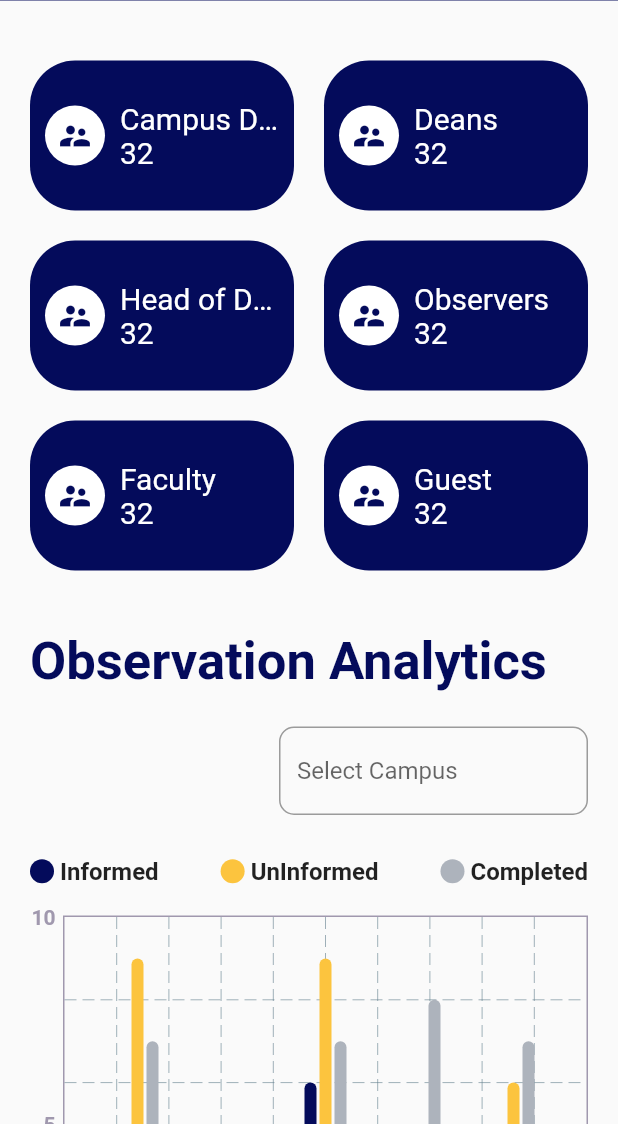
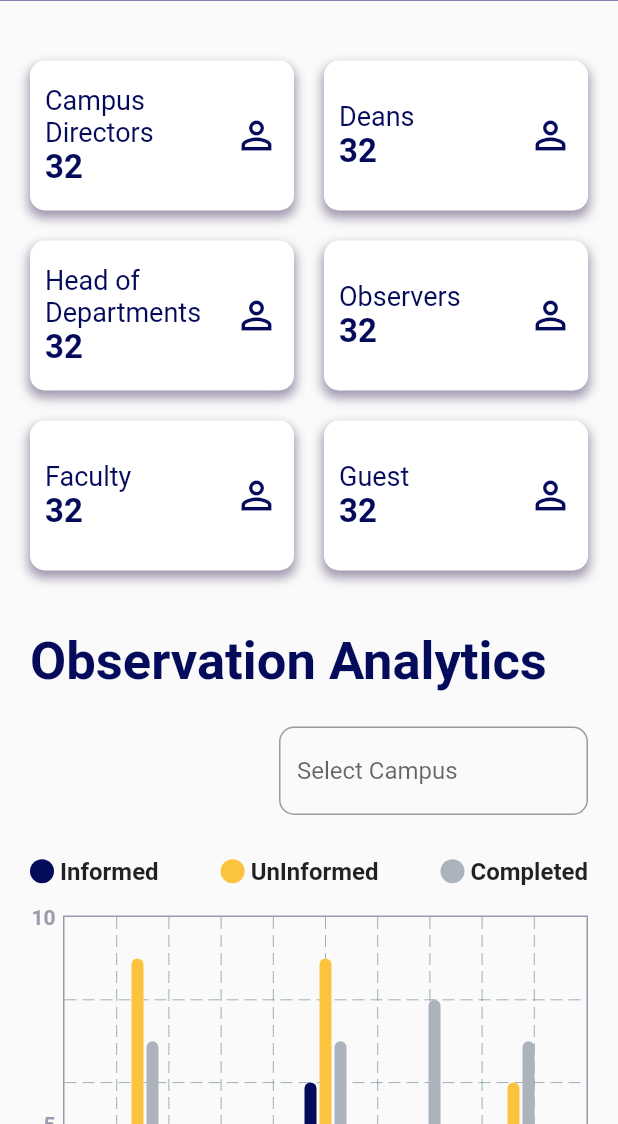
Before and after one commit to H-R-S/SOTL-APP, a Flutter app: the DashboardScreen screen opened by its route, on a phone screen of 412 x 824 dp, the part 112-1236 px from its top. Run offline on Flutter 3.47's test engine with Material 2 defaults, Android fonts, the phone set to English and light mode, and no system bars; drawn by our look-alikes of fl_chart.

Commit message:
Widget UI updated | InfoContainer Widget

```diff
--- a/lib/view/widgets/info_container/info_container.dart
+++ b/lib/view/widgets/info_container/info_container.dart
@@ -12,35 +12,37 @@ class InfoContainer extends StatelessWidget {
       required this.title,
       required this.value,
       required this.onTap,
-      this.color = primary});
+      this.color = Colors.white});
 
   @override
   Widget build(BuildContext context) {
-    const style = TextStyle(fontSize: 20, color: Colors.white);
+    const style = TextStyle(fontSize: 18, color: primary);
 
     return InkWell(
         onTap: onTap,
         child: Container(
             padding: const EdgeInsets.all(10),
-            decoration: BoxDecoration(
-                borderRadius: BorderRadius.circular(30), color: color),
+            decoration: BoxDecoration(boxShadow: const [
+              BoxShadow(
+                  color: grey,
+                  spreadRadius: 1,
+                  blurRadius: 5,
+                  offset: Offset(0, 4)),
+            ], borderRadius: BorderRadius.circular(10), color: color),
             child: Row(mainAxisAlignment: MainAxisAlignment.start, children: [
-              const CircleAvatar(
-                  backgroundColor: Colors.white,
-                  child: Icon(Icons.supervisor_account_sharp, color: primary)),
-              const SizedBox(width: 10),
               Expanded(
                   child: Column(
                       mainAxisSize: MainAxisSize.min,
                       crossAxisAlignment: CrossAxisAlignment.start,
                       children: [
                     Text(title,
-                          maxLines: 1,
+                        maxLines: 2, overflow: TextOverflow.clip, style: style),
+                    Text(value,
                         overflow: TextOverflow.ellipsis,
-                          style: style),
-                      Text(value, overflow: TextOverflow.ellipsis, style: style)
-                    ]),
-              )
+                        style: style.copyWith(
+                            fontSize: 22, fontWeight: FontWeight.bold))
+                  ])),
+              const Icon(Icons.person_outline, size: 30, color: primary)
             ])));
   }
 }
```
Lines whose indentation alone changed are shown as unchanged.
